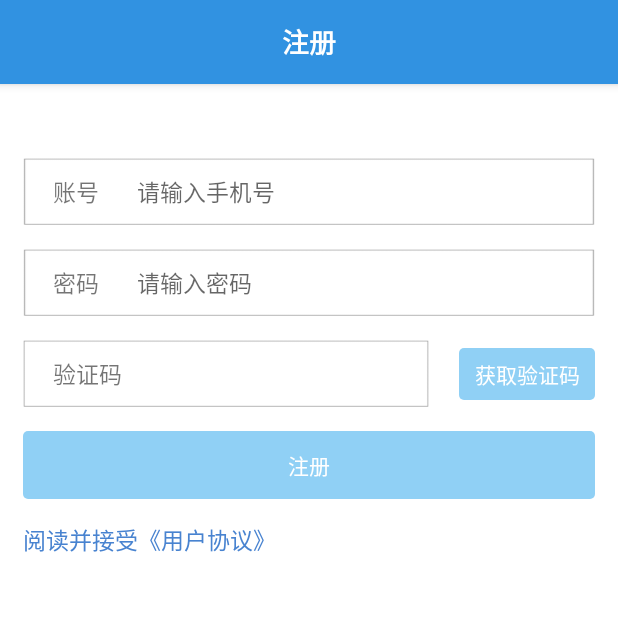
After one commit to miomin/KeeperPlus, an Android app: the RegisterActivity screen opened directly, with no data from a screen before it, on a phone screen of 412 x 824 dp, the top half of it. The commit adds this screen. Run offline under Robolectric (Android 15) with nearby library versions, the phone set to English and light mode, and no system bars; our stand-ins replace ButterKnife; libraries missing offline, so code that uses them is left out: com.jakewharton.rxbinding, rx.android.schedulers, rx.schedulers, rx.subscriptions; 2 statements that could not run were skipped.

Commit message:
* [android] add RegisterActivity

```diff
--- /dev/null
+++ b/app/src/main/java/com/scu/miomin/keeperplus/mvp/presenter/impl/RegisterPresenter.java
@@ -0,0 +1,29 @@
+package com.scu.miomin.keeperplus.mvp.presenter.impl;
+
+import com.scu.miomin.keeperplus.mvp.presenter.interf.IRegisterPresenter;
+import com.scu.miomin.keeperplus.mvp.view.interf.IRegisterView;
+import com.scu.miomin.keeperplus.mvpcore.BasePresenter;
+
+/**
+ * Created by miomin on 16/11/16.
+ */
+
+public class RegisterPresenter extends BasePresenter<IRegisterView> implements IRegisterPresenter {
+
+    public RegisterPresenter(IRegisterView iRegisterView) {
+        attachView(iRegisterView);
+    }
+
+    @Override
+    public void register() {
+        String code = mvpView.getCode();
+        String userphone = mvpView.getUserName();
+        String password = mvpView.getPassword();
+        String username = userphone;
+    }
+
+    @Override
+    public void getTelCode() {
+        mvpView.setCodeBtnEnable(false);
+    }
+}
--- /dev/null
+++ b/app/src/main/java/com/scu/miomin/keeperplus/mvp/presenter/interf/IRegisterPresenter.java
@@ -0,0 +1,12 @@
+package com.scu.miomin.keeperplus.mvp.presenter.interf;
+
+/**
+ * Created by miomin on 16/11/16.
+ */
+
+public interface IRegisterPresenter {
+
+    void register();
+
+    void getTelCode();
+}
--- /dev/null
+++ b/app/src/main/java/com/scu/miomin/keeperplus/mvp/view/impl/activity/RegisterActivity.java
@@ -0,0 +1,221 @@
+package com.scu.miomin.keeperplus.mvp.view.impl.activity;
+
+import android.content.Context;
+import android.content.Intent;
+import android.os.Bundle;
+import android.text.Editable;
+import android.text.TextUtils;
+import android.text.TextWatcher;
+import android.view.View;
+import android.widget.Button;
+import android.widget.EditText;
+import android.widget.LinearLayout;
+
+import com.jakewharton.rxbinding.view.RxView;
+import com.scu.miomin.keeperplus.R;
+import com.scu.miomin.keeperplus.mvp.presenter.impl.RegisterPresenter;
+import com.scu.miomin.keeperplus.mvp.view.interf.IRegisterView;
+import com.scu.miomin.keeperplus.mvpcore.BaseToolbarMvpActivity;
+
+import java.util.concurrent.TimeUnit;
+
+import butterknife.Bind;
+import butterknife.OnClick;
+import rx.Subscriber;
+
+/**
+ * 描述:注册界面 创建日期:2015/7/23
+ *
+ * @author 莫绪旻
+ */
+public class RegisterActivity extends BaseToolbarMvpActivity<RegisterPresenter> implements IRegisterView {
+
+    @Bind(R.id.id_edit)
+    EditText id_edit;
+    @Bind(R.id.id_cancel)
+    LinearLayout id_cancel;
+    @Bind(R.id.pw_edit)
+    EditText pw_edit;
+    @Bind(R.id.pw_cancel)
+    LinearLayout pw_cancel;
+    @Bind(R.id.code_edit)
+    EditText code_edit;
+    @Bind(R.id.btn_getCode)
+    Button btn_getCode;
+    @Bind(R.id.btn_register)
+    Button btn_register;
+
+    @Override
+    protected void getContentView() {
+        setContentView(R.layout.activity_register);
+    }
+
+    @Override
+    protected void setUpView() {
+        setUpTitle(getResources().getString(R.string.register));
+        initView();
+    }
+
+    @Override
+    protected void setUpData(Bundle savedInstanceState) {
+
+    }
+
+    public static void startActivity(Context context) {
+        Intent intent = new Intent(context, RegisterActivity.class);
+        context.startActivity(intent);
+    }
+
+    private void initView() {
+
+        id_edit.addTextChangedListener(new TextWatcher() {
+            @Override
+            public void beforeTextChanged(CharSequence s, int start, int count, int after) {
+
+            }
+
+            @Override
+            public void onTextChanged(CharSequence s, int start, int before, int count) {
+
+            }
+
+            @Override
+            public void afterTextChanged(Editable s) {
+                if (!TextUtils.isEmpty(id_edit.getText())) {
+                    id_cancel.setVisibility(View.VISIBLE);
+                    btn_getCode.setEnabled(true);
+                    if (!TextUtils.isEmpty(pw_edit.getText()) && !TextUtils.isEmpty(code_edit.getText())) {
+                        btn_register.setEnabled(true);
+                    } else {
+                        btn_register.setEnabled(false);
+                    }
+                } else {
+                    id_cancel.setVisibility(View.INVISIBLE);
+                    btn_getCode.setEnabled(false);
+                    btn_register.setEnabled(false);
+                }
+            }
+        });
+
+        pw_edit.addTextChangedListener(new TextWatcher() {
+            @Override
+            public void beforeTextChanged(CharSequence s, int start, int count, int after) {
+
+            }
+
+            @Override
+            public void onTextChanged(CharSequence s, int start, int before, int count) {
+
+            }
+
+            @Override
+            public void afterTextChanged(Editable s) {
+                if (!TextUtils.isEmpty(pw_edit.getText())) {
+                    pw_cancel.setVisibility(View.VISIBLE);
+                    if (!TextUtils.isEmpty(id_edit.getText()) && !TextUtils.isEmpty(code_edit.getText())) {
+                        btn_register.setEnabled(true);
+                    } else {
+                        btn_register.setEnabled(false);
+                    }
+                } else {
+                    pw_cancel.setVisibility(View.INVISIBLE);
+                    btn_register.setEnabled(false);
+                }
+            }
+        });
+
+        code_edit.addTextChangedListener(new TextWatcher() {
+            @Override
+            public void beforeTextChanged(CharSequence s, int start, int count, int after) {
+
+            }
+
+            @Override
+            public void onTextChanged(CharSequence s, int start, int before, int count) {
+
+            }
+
+            @Override
+            public void afterTextChanged(Editable s) {
+                if (!TextUtils.isEmpty(code_edit.getText())) {
+                    if (!TextUtils.isEmpty(id_edit.getText()) && !TextUtils.isEmpty(pw_edit.getText())) {
+                        btn_register.setEnabled(true);
+                    } else {
+                        btn_register.setEnabled(false);
+                    }
+                } else {
+                    btn_register.setEnabled(false);
+                }
+            }
+        });
+
+        RxView.clicks(btn_getCode)
+                .throttleFirst(500, TimeUnit.MILLISECONDS)
+                .subscribe(new Subscriber<Void>() {
+                    @Override
+                    public void onCompleted() {
+                    }
+
+                    @Override
+                    public void onError(Throwable e) {
+                    }
+
+                    @Override
+                    public void onNext(Void aVoid) {
+                        mvpPresenter.getTelCode();
+                    }
+                });
+
+        RxView.clicks(btn_register)
+                .throttleFirst(500, TimeUnit.MILLISECONDS)
+                .subscribe(new Subscriber<Void>() {
+                    @Override
+                    public void onCompleted() {
+                    }
+
+                    @Override
+                    public void onError(Throwable e) {
+                    }
+
+                    @Override
+                    public void onNext(Void aVoid) {
+                        mvpPresenter.register();
+                    }
+                });
+    }
+
+    @OnClick(R.id.id_cancel)
+    public void clearID() {
+        id_edit.setText("");
+    }
+
+    @OnClick(R.id.pw_cancel)
+    public void clearPW() {
+        pw_edit.setText("");
+    }
+
+    @Override
+    public String getUserName() {
+        return id_edit.getText().toString();
+    }
+
+    @Override
+    public String getPassword() {
+        return pw_edit.getText().toString();
+    }
+
+    @Override
+    public String getCode() {
+        return code_edit.getText().toString();
+    }
+
+    @Override
+    public void setCodeBtnEnable(boolean enable) {
+        btn_getCode.setEnabled(enable);
+    }
+
+    @Override
+    protected RegisterPresenter createPresenter() {
+        return new RegisterPresenter(this);
+    }
+}
--- a/app/src/main/java/com/scu/miomin/keeperplus/mvp/view/impl/HomeMsgFragment.java
+++ b/app/src/main/java/com/scu/miomin/keeperplus/mvp/view/impl/fragment/HomeMsgFragment.java
@@ -1,4 +1,4 @@
-package com.scu.miomin.keeperplus.mvp.view.impl;
+package com.scu.miomin.keeperplus.mvp.view.impl.fragment;
 
 import android.app.ProgressDialog;
 import android.os.Bundle;
--- /dev/null
+++ b/app/src/main/java/com/scu/miomin/keeperplus/mvp/view/interf/IRegisterView.java
@@ -0,0 +1,19 @@
+package com.scu.miomin.keeperplus.mvp.view.interf;
+
+
+import com.scu.miomin.keeperplus.mvpcore.IBaseView;
+
+/**
+ * Created by miomin on 16/11/21.
+ */
+
+public interface IRegisterView extends IBaseView {
+
+    String getUserName();
+
+    String getPassword();
+
+    String getCode();
+
+    void setCodeBtnEnable(boolean enable);
+}
--- /dev/null
+++ b/app/src/main/res/layout/activity_register.xml
@@ -0,0 +1,201 @@
+<LinearLayout xmlns:android="http://schemas.android.com/apk/res/android"
+    xmlns:tools="http://schemas.android.com/tools"
+    android:layout_width="match_parent"
+    android:layout_height="match_parent"
+    android:background="#ffffff"
+    android:orientation="vertical">
+
+    <LinearLayout
+        android:id="@+id/erro_layout"
+        android:layout_width="wrap_content"
+        android:layout_height="wrap_content"
+        android:layout_marginLeft="15dp"
+        android:layout_marginTop="15dp"
+        android:gravity="center_vertical"
+        android:orientation="horizontal"
+        android:visibility="invisible">
+
+        <ImageView
+            android:layout_width="20dp"
+            android:layout_height="20dp"
+            android:background="@drawable/icon_erro" />
+
+        <TextView
+            android:id="@+id/erro_info"
+            android:layout_width="wrap_content"
+            android:layout_height="wrap_content"
+            android:layout_marginLeft="5dp"
+            android:text="@string/inputphonenumber"
+            android:textColor="#f7461c"
+            android:textSize="16sp" />
+    </LinearLayout>
+
+    <LinearLayout
+        android:layout_width="fill_parent"
+        android:layout_height="45dp"
+        android:layout_marginLeft="15dp"
+        android:layout_marginRight="15dp"
+        android:layout_marginTop="10dp"
+        android:background="@drawable/bg_login_edit"
+        android:gravity="center_vertical"
+        android:orientation="horizontal"
+        android:paddingLeft="20dp">
+
+        <TextView
+            android:layout_width="wrap_content"
+            android:layout_height="wrap_content"
+            android:text="@string/account"
+            android:textSize="15sp" />
+
+        <EditText
+            android:id="@+id/id_edit"
+            android:layout_width="0dp"
+            android:layout_height="30dp"
+            android:layout_marginLeft="25dp"
+            android:layout_weight="5"
+            android:background="#ffffff"
+            android:gravity="center_vertical"
+            android:hint="@string/inputphonenumber"
+            android:singleLine="true"
+            android:textSize="15sp" />
+
+        <LinearLayout
+            android:id="@+id/id_cancel"
+            android:layout_width="0dp"
+            android:layout_height="fill_parent"
+            android:layout_weight="1"
+            android:gravity="center"
+            android:visibility="invisible">
+
+            <ImageView
+                android:layout_width="15dp"
+                android:layout_height="15dp"
+                android:layout_marginRight="15dp"
+                android:background="@drawable/icon_cancel" />
+        </LinearLayout>
+
+    </LinearLayout>
+
+    <LinearLayout
+        android:layout_width="fill_parent"
+        android:layout_height="45dp"
+        android:layout_marginLeft="15dp"
+        android:layout_marginRight="15dp"
+        android:layout_marginTop="15dp"
+        android:background="@drawable/bg_login_edit"
+        android:gravity="center_vertical"
+        android:orientation="horizontal"
+        android:paddingLeft="20dp">
+
+        <TextView
+            android:layout_width="wrap_content"
+            android:layout_height="wrap_content"
+            android:text="@string/password"
+            android:textSize="15sp" />
+
+        <EditText
+            android:id="@+id/pw_edit"
+            android:layout_width="0dp"
+            android:layout_height="30dp"
+            android:layout_marginLeft="25dp"
+            android:layout_weight="5"
+            android:background="#ffffff"
+            android:gravity="center_vertical"
+            android:hint="@string/inputpassword"
+            android:inputType="textPassword"
+            android:singleLine="true"
+            android:textSize="15sp" />
+
+        <LinearLayout
+            android:id="@+id/pw_cancel"
+            android:layout_width="0dp"
+            android:layout_height="fill_parent"
+            android:layout_weight="1"
+            android:gravity="center"
+            android:visibility="invisible">
+
+            <ImageView
+                android:layout_width="15dp"
+                android:layout_height="15dp"
+                android:background="@drawable/icon_cancel" />
+
+        </LinearLayout>
+
+    </LinearLayout>
+
+
+    <LinearLayout
+        android:layout_width="fill_parent"
+        android:layout_height="45dp"
+        android:layout_marginLeft="15dp"
+        android:layout_marginRight="15dp"
+        android:layout_marginTop="15dp"
+        android:orientation="horizontal">
+
+        <LinearLayout
+            android:layout_width="0dp"
+            android:layout_height="fill_parent"
+            android:layout_weight="3"
+            android:background="@drawable/bg_login_edit"
+            android:gravity="center_vertical"
+            android:paddingLeft="20dp">
+
+            <TextView
+                android:layout_width="wrap_content"
+                android:layout_height="wrap_content"
+                android:text="@string/code"
+                android:textSize="15sp" />
+
+            <EditText
+                android:id="@+id/code_edit"
+                android:layout_width="0dp"
+                android:layout_height="30dp"
+                android:layout_marginLeft="10dp"
+                android:layout_marginRight="5dp"
+                android:layout_weight="5"
+                android:background="#ffffff"
+                android:gravity="center_vertical"
+                android:inputType="number"
+                android:maxEms="4"
+                android:singleLine="true"
+                android:textSize="15sp" />
+        </LinearLayout>
+
+        <Button
+            android:id="@+id/btn_getCode"
+            android:layout_width="0dp"
+            android:layout_height="fill_parent"
+            android:layout_marginBottom="5dp"
+            android:layout_marginLeft="20dp"
+            android:layout_marginRight="0dp"
+            android:layout_marginTop="5dp"
+            android:layout_weight="1"
+            android:background="@drawable/bg_material_btn_primary_ripple"
+            android:enabled="false"
+            android:text="@string/getcode"
+            android:textColor="#ffffff" />
+    </LinearLayout>
+
+    <Button
+        android:id="@+id/btn_register"
+        android:layout_width="fill_parent"
+        android:layout_height="45dp"
+        android:layout_marginLeft="15dp"
+        android:layout_marginRight="15dp"
+        android:layout_marginTop="15dp"
+        android:background="@drawable/bg_material_btn_primary_ripple"
+        android:enabled="false"
+        android:gravity="center"
+        android:text="@string/register"
+        android:textColor="#ffffff" />
+
+    <TextView
+        android:id="@+id/user_protocol"
+        android:layout_width="wrap_content"
+        android:layout_height="wrap_content"
+        android:layout_marginLeft="15dp"
+        android:layout_marginTop="15dp"
+        android:text="@string/userprotocol"
+        android:textColor="#4883d0"
+        android:textSize="15sp" />
+</LinearLayout>
```
Also changed, not shown: app/src/main/AndroidManifest.xml (+10 -2 lines), app/src/main/java/com/scu/miomin/keeperplus/mvp/view/impl/activity/LoginActivity.java (renamed from app/src/main/java/com/scu/miomin/keeperplus/mvp/view/impl/LoginActivity.java, +27 -1 lines), app/src/main/java/com/scu/miomin/keeperplus/mvp/view/impl/activity/PatientHomeActivity.java (renamed from app/src/main/java/com/scu/miomin/keeperplus/mvp/view/impl/PatientHomeActivity.java, +9 -1 lines), app/src/main/java/com/scu/miomin/keeperplus/splash/SplashActivity.java (+7 -0 lines), app/src/main/java/com/scu/miomin/keeperplus/util/UIHelper.java (+5 -8 lines), app/src/main/res/menu/menu_login.xml (added, +10 -0 lines).
